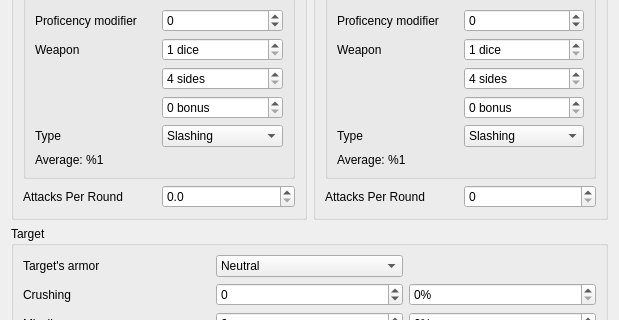
Before: the Qt Designer form damage-calculator/configuration.ui in moebiusproject/moebiustoolkit, drawn with Qt 5; both pictures show x 0 to 619 and y 315 to 635 of the 619 by 942 pixel window.
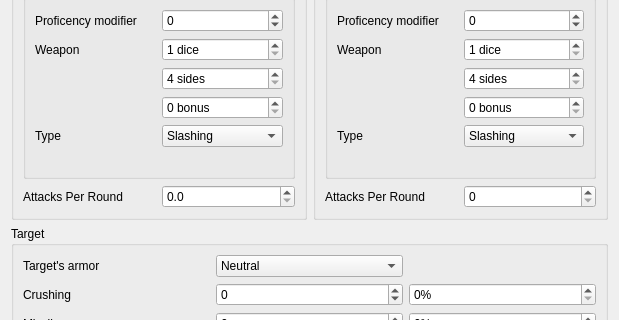
After: the same form once the commit is applied.

Commit message: Calculate min/max/avg damage per weapon

```diff
--- a/damage-calculator/configuration.ui
+++ b/damage-calculator/configuration.ui
@@ -280,7 +280,7 @@
            <item>
             <widget class="QLabel" name="damageDetail1">
              <property name="text">
-              <string>Average: %1</string>
+              <string/>
              </property>
             </widget>
            </item>
@@ -492,7 +492,7 @@
            <item>
             <widget class="QLabel" name="damageDetail2">
              <property name="text">
-              <string>Average: %1</string>
+              <string/>
              </property>
             </widget>
            </item>
```
The commit also changes 2 other files.
